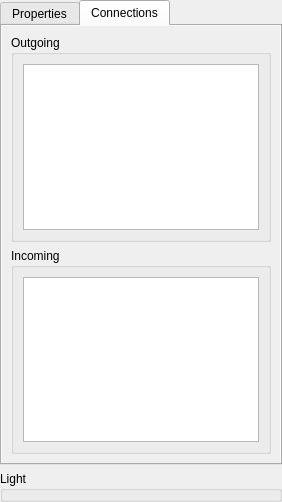
Qt form src/Editor/WorldEditor/WModifyTab.ui (AxioDL/PrimeWorldEditor) before a commit.
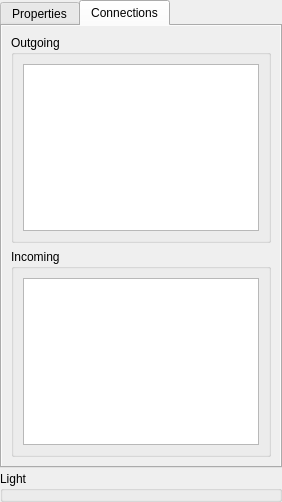
The same form after that commit. The open tabs and pages were chosen to show the change. Custom widgets are drawn as their Qt base class.

Diff of the .ui file:
```diff
--- a/src/Editor/WorldEditor/WModifyTab.ui
+++ b/src/Editor/WorldEditor/WModifyTab.ui
@@ -13,7 +13,10 @@
   <property name="windowTitle">
    <string>Form</string>
   </property>
-  <layout class="QVBoxLayout" name="MainLayout">
+  <layout class="QVBoxLayout" name="verticalLayout_5">
+   <property name="spacing">
+    <number>3</number>
+   </property>
    <property name="leftMargin">
     <number>0</number>
    </property>
@@ -105,7 +108,7 @@
             <x>0</x>
             <y>0</y>
             <width>276</width>
-            <height>457</height>
+            <height>460</height>
            </rect>
           </property>
           <layout class="QVBoxLayout" name="verticalLayout">
```
